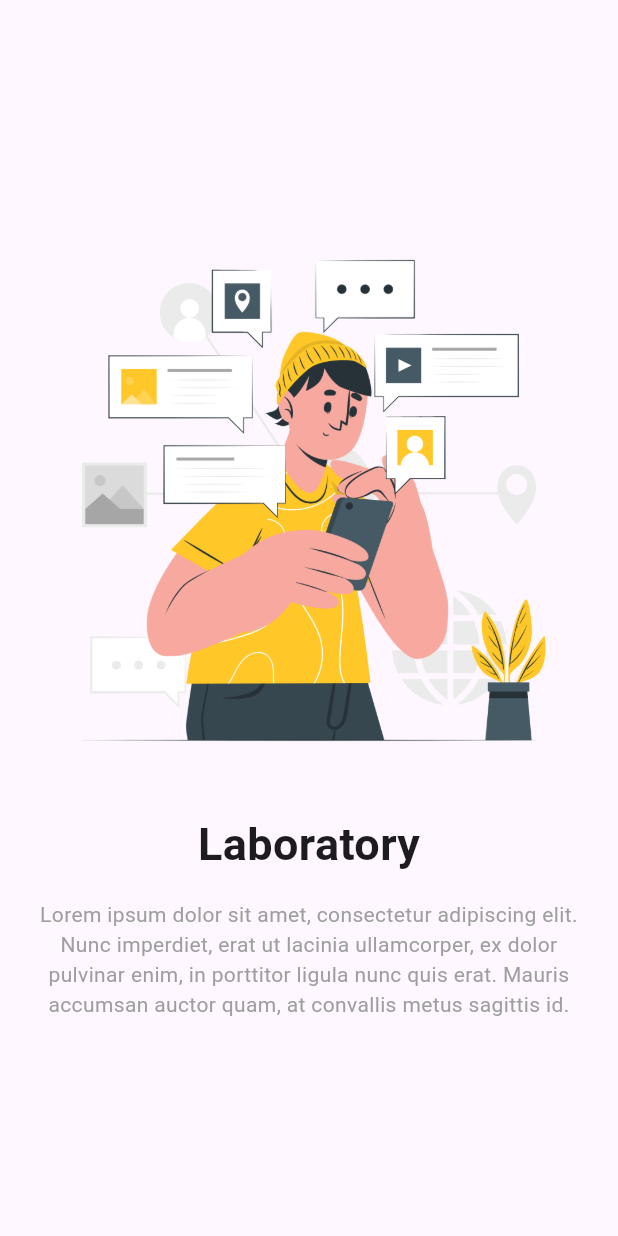
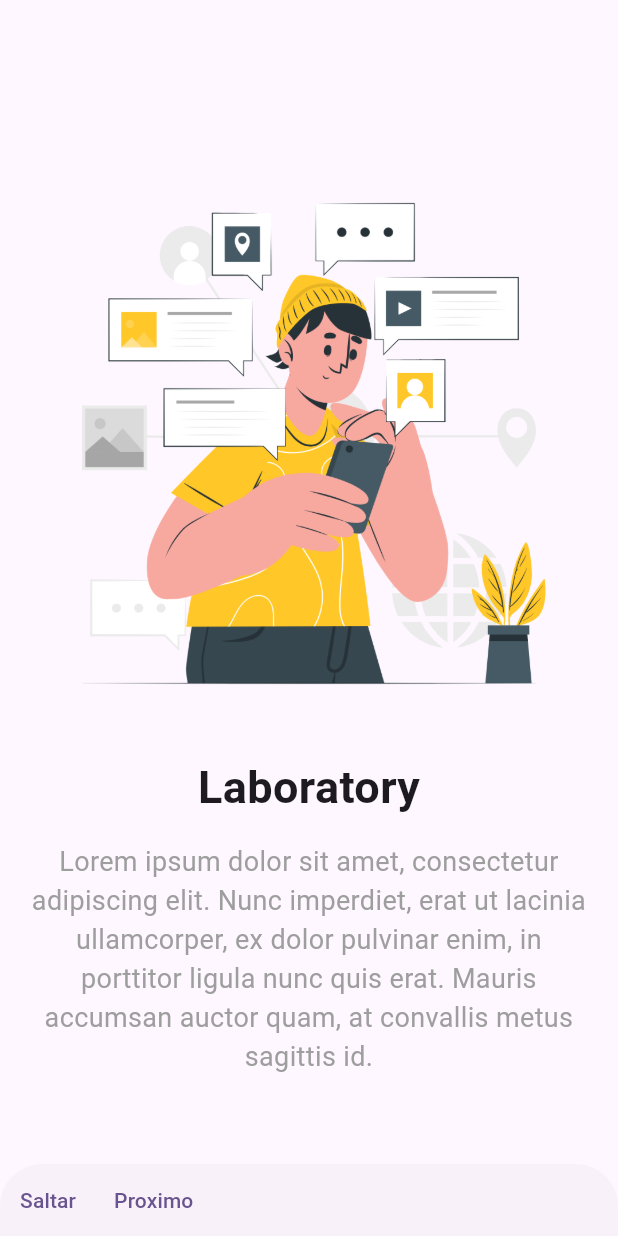
Before and after one commit to Iyonissio/Onboarding-Flutter-APP, a Flutter app: the screen it shows after launch, on a phone screen of 412 x 824 dp. Run offline on Flutter 3.47's test engine with Material 3 defaults, Android fonts, the phone set to English and light mode, and no system bars.

Commit message:
Criar botoes de next e proximo

```diff
--- a/lib/Onboarding/onboarding_view.dart
+++ b/lib/Onboarding/onboarding_view.dart
@@ -15,6 +15,17 @@ class _OnboardingViewState extends State<OnboardingView> {
   @override
   Widget build(BuildContext context) {
     return Scaffold(
+      bottomSheet: Row(
+        children: [
+          TextButton(
+              onPressed: (){},
+              child: const Text("Saltar")),
+
+          TextButton(
+              onPressed: (){},
+              child: const Text("Proximo")),
+        ],
+      ),
       body: Container(
         margin: const EdgeInsets.symmetric(horizontal: 15),
         child: PageView.builder(
@@ -30,7 +41,7 @@ class _OnboardingViewState extends State<OnboardingView> {
                     style: TextStyle(fontSize: 30, fontWeight: FontWeight.bold),),
                   const SizedBox(height: 15),
                   Text(controller.items[index].description,
-                    style: const TextStyle(color: Colors.grey),textAlign: TextAlign.center,),
+                    style: const TextStyle(color: Colors.grey, fontSize: 18),textAlign: TextAlign.center,),
                 ],
               );
             }),
```
